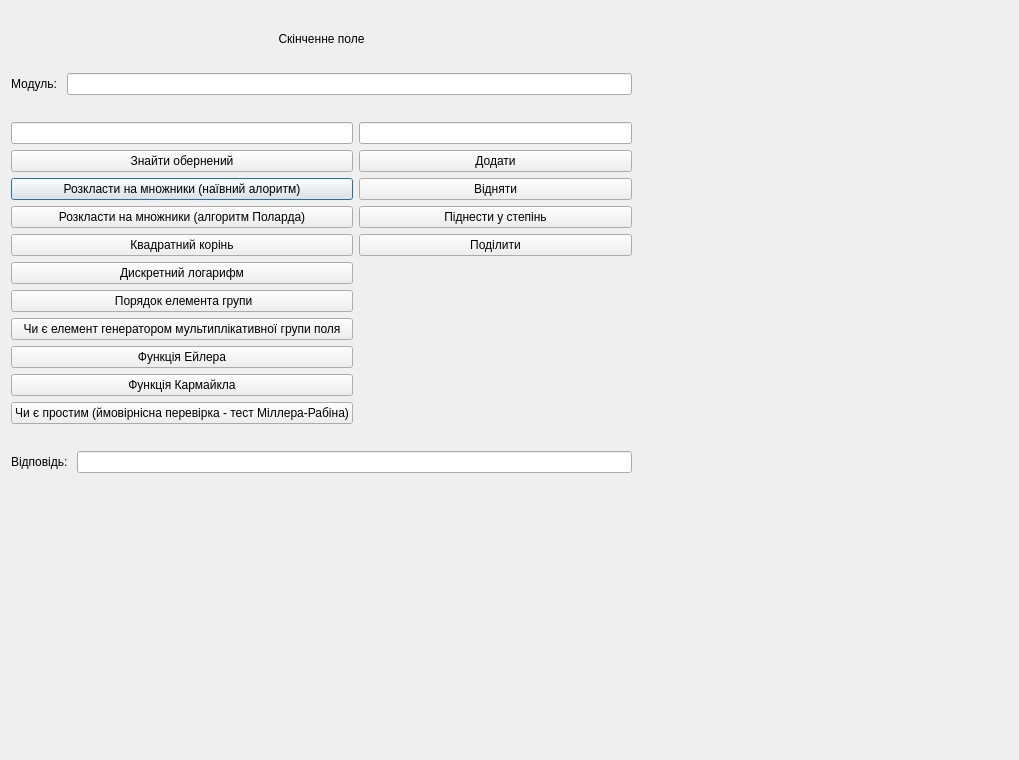
Old version of the form GeneralAlgebraTeamLabProject/GUI/finitefieldwindow.ui in the repository Oleksii-Adamov/GeneralAlgebraTeamLab.
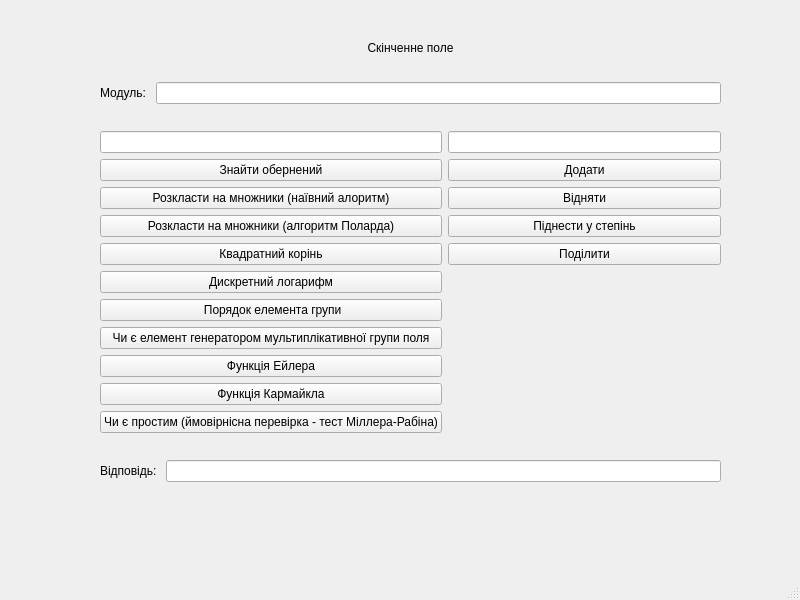
New version of the form.

Commit message: Moveing from dialog to MainWindow

```diff
--- a/GeneralAlgebraTeamLabProject/GUI/finitefieldwindow.ui
+++ b/GeneralAlgebraTeamLabProject/GUI/finitefieldwindow.ui
@@ -1,23 +1,24 @@
 <?xml version="1.0" encoding="UTF-8"?>
 <ui version="4.0">
  <class>FiniteFieldWindow</class>
- <widget class="QDialog" name="FiniteFieldWindow">
+ <widget class="QMainWindow" name="FiniteFieldWindow">
   <property name="geometry">
    <rect>
     <x>0</x>
     <y>0</y>
-    <width>1019</width>
-    <height>760</height>
+    <width>800</width>
+    <height>600</height>
    </rect>
   </property>
   <property name="windowTitle">
    <string>Dialog</string>
   </property>
-  <widget class="QWidget" name="">
+  <widget class="QWidget" name="centralwidget">
+   <widget class="QWidget" name="layoutWidget">
    <property name="geometry">
     <rect>
-     <x>11</x>
-     <y>11</y>
+      <x>100</x>
+      <y>20</y>
      <width>621</width>
      <height>487</height>
     </rect>
@@ -186,6 +187,8 @@
     </item>
    </layout>
   </widget>
+  </widget>
+  <widget class="QStatusBar" name="statusbar"/>
  </widget>
  <resources/>
  <connections/>
```
Left out of the diff: 2 changed lines with no effect on the pictures. Lines whose indentation alone changed are shown as unchanged. The commit also changes 3 other files.
